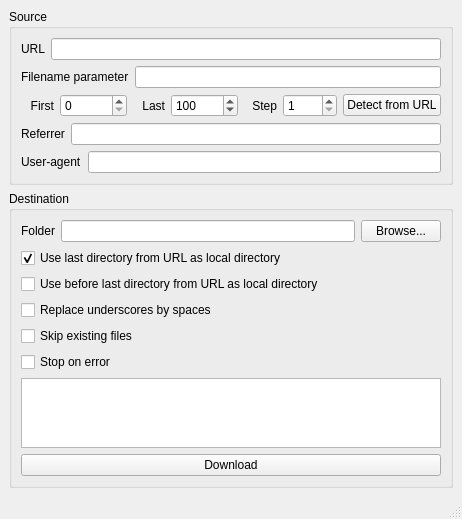
First picture: the form in ui/mainwindow.ui, repository kervala/batchdownloader, before the edit.
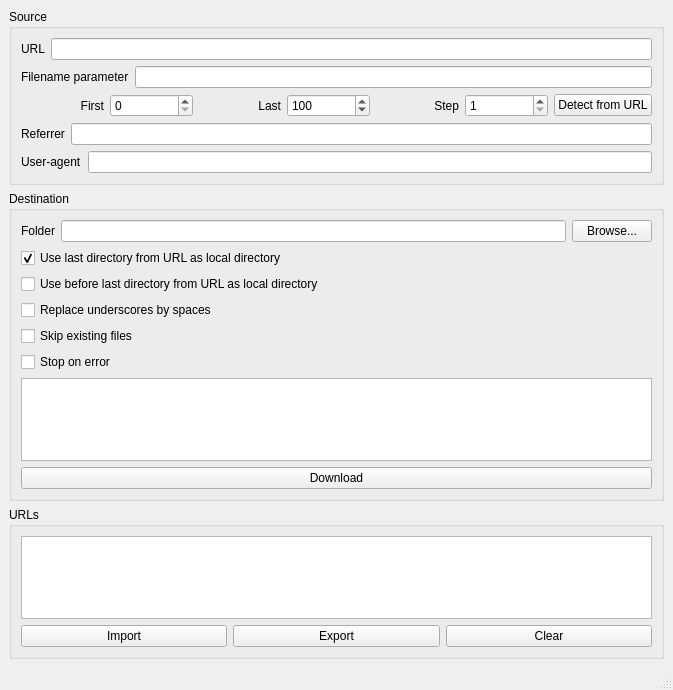
Second picture: the form after the edit.

Commit message: Changed: Implement URLs batches

The edit to the form file:
```diff
--- a/ui/mainwindow.ui
+++ b/ui/mainwindow.ui
@@ -6,15 +6,15 @@
    <rect>
     <x>0</x>
     <y>0</y>
-    <width>462</width>
-    <height>491</height>
+    <width>673</width>
+    <height>690</height>
    </rect>
   </property>
   <property name="windowTitle">
    <string>MainWindow</string>
   </property>
   <widget class="QWidget" name="centralwidget">
-   <layout class="QVBoxLayout" name="verticalLayout_3">
+   <layout class="QVBoxLayout" name="verticalLayout_4">
     <item>
      <widget class="QGroupBox" name="groupBox">
       <property name="title">
@@ -50,7 +50,7 @@
         </layout>
        </item>
        <item>
-        <layout class="QHBoxLayout" name="horizontalLayout">
+        <layout class="QHBoxLayout" name="stepsHorizontalLayout">
          <item>
           <widget class="QLabel" name="label_2">
            <property name="text">
@@ -234,6 +234,43 @@
       </layout>
      </widget>
     </item>
+    <item>
+     <widget class="QGroupBox" name="urlsGroupBox">
+      <property name="title">
+       <string>URLs</string>
+      </property>
+      <layout class="QVBoxLayout" name="verticalLayout_3">
+       <item>
+        <widget class="QListView" name="urlsListView"/>
+       </item>
+       <item>
+        <layout class="QHBoxLayout" name="horizontalLayout">
+         <item>
+          <widget class="QPushButton" name="urlsImportPushButton">
+           <property name="text">
+            <string>Import</string>
+           </property>
+          </widget>
+         </item>
+         <item>
+          <widget class="QPushButton" name="urlsExportPushButton">
+           <property name="text">
+            <string>Export</string>
+           </property>
+          </widget>
+         </item>
+         <item>
+          <widget class="QPushButton" name="urlsClearPushButton">
+           <property name="text">
+            <string>Clear</string>
+           </property>
+          </widget>
+         </item>
+        </layout>
+       </item>
+      </layout>
+     </widget>
+    </item>
    </layout>
   </widget>
   <widget class="QMenuBar" name="menubar">
```
Left out of the diff: 8 changed lines with no effect on the pictures. The commit also changes 2 other files.
